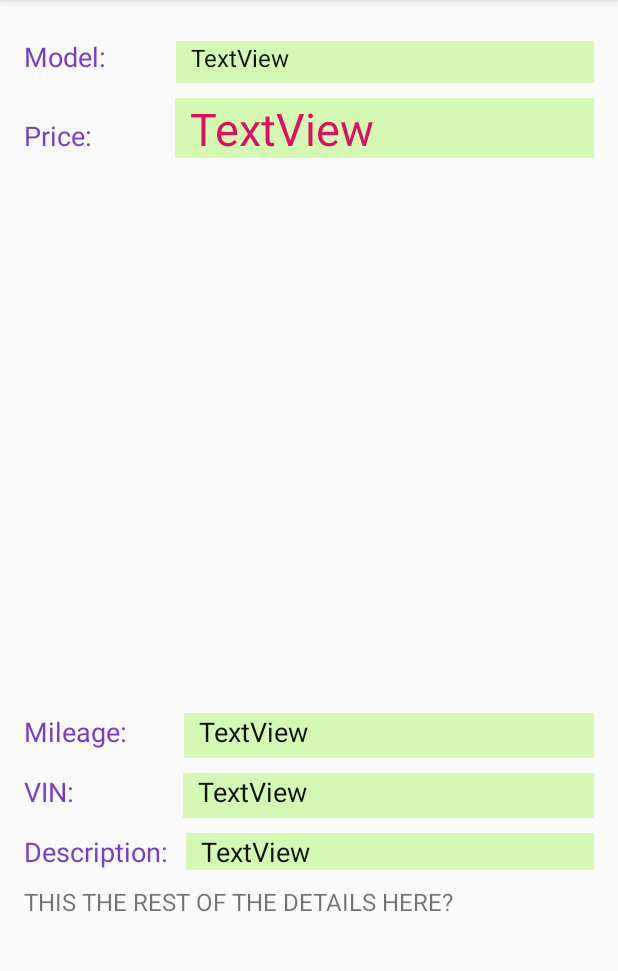
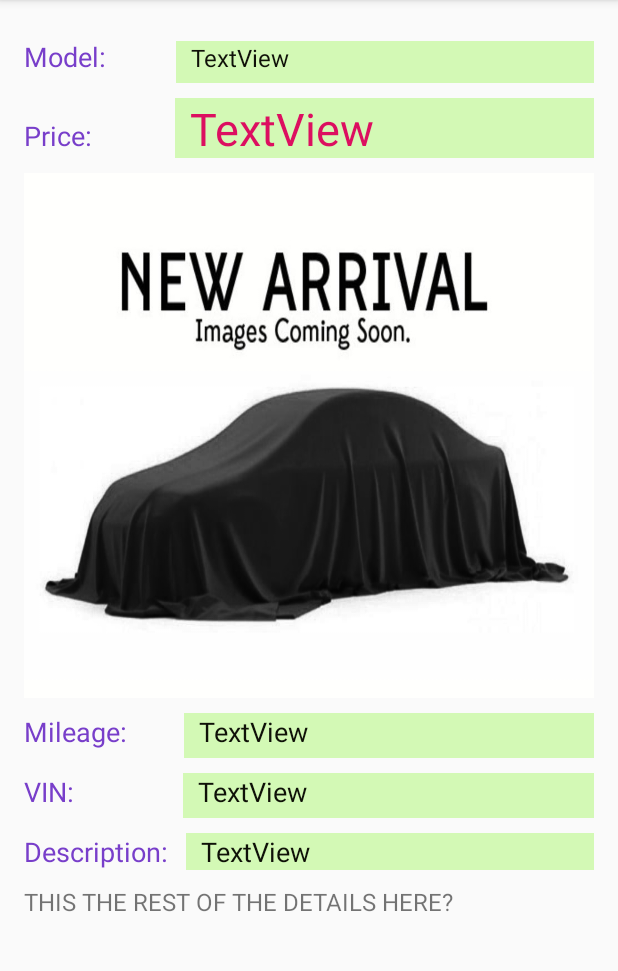
Before and after one commit to LBCesar/Project3, an Android app: the carInfo screen opened directly, with no data from a screen before it, on a phone screen of 412 x 824 dp, the part 84-1055 px from its top. Run offline under Robolectric (Android 15) with nearby library versions, the phone set to English and light mode, and no system bars; our stand-ins replace Picasso; pictures from the network do not load.

Commit message:
Clean up,only link 4 left to do

```diff
--- a/app/src/main/java/com/example/project3/carInfo.java
+++ b/app/src/main/java/com/example/project3/carInfo.java
@@ -26,6 +26,7 @@ public class carInfo extends AppCompatActivity {
     private TextView summary;
     private TextView mileage;
     private ImageView carPic;
+
 
 
     public static ArrayList<MoreDetails> moreDetailsCarList;
@@ -77,7 +78,6 @@ public class carInfo extends AppCompatActivity {
             mileage.setText(" " + co.mileage + " miles");
             summary.setText(co.veh_description);
 
-            //carPic.setImageResource(co.carPic);
             if(URLUtil.isValidUrl(co.image_url)) {
                 //"https://i.imgur.com/gwy9G6s.jpg"
 
@@ -85,6 +85,7 @@ public class carInfo extends AppCompatActivity {
                         .load(co.image_url)
 //                    .resize(600,600)
                         .into(carPic);
+
             }
         }
 
--- a/app/src/main/res/layout/activity_car_info.xml
+++ b/app/src/main/res/layout/activity_car_info.xml
@@ -92,7 +92,8 @@
                     android:id="@+id/carPic"
                     android:layout_width="match_parent"
                     android:layout_height="350dp"
-                    tools:srcCompat="@tools:sample/avatars" />
+                    android:background="@drawable/coming_soon"
+                    tools:srcCompat="@drawable/carrrpic" />
             </LinearLayout>
 
             <LinearLayout
```
Also changed, not shown: app/src/main/res/drawable/carrrpic.jpg (added), app/src/main/res/drawable/coming_soon.jpg (added).
